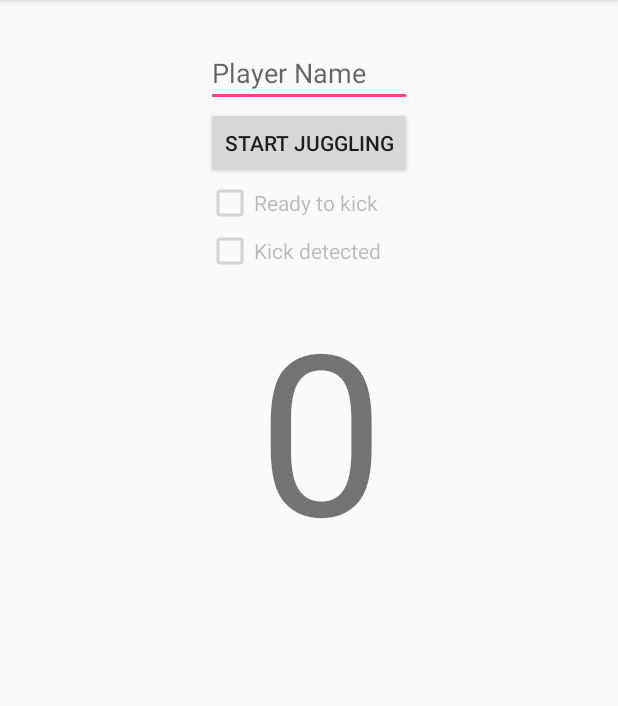
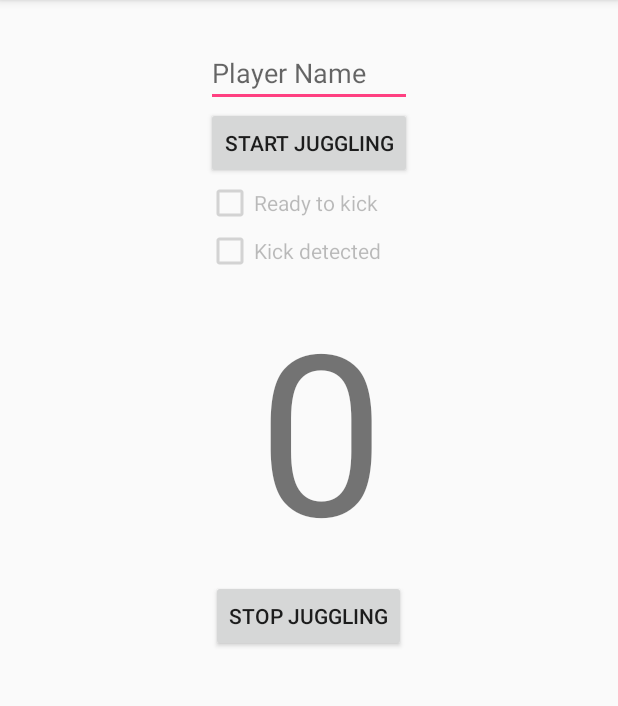
Before and after one commit to xMarkusSpringerx/smartball-adidas, an Android app: the JuggleActivity screen opened directly, with no data from a screen before it, on a phone screen of 412 x 824 dp, the part 84-790 px from its top. Run offline under Robolectric (Android 15) with nearby library versions, the phone set to English and light mode, and no system bars; libraries missing offline, so code that uses them is left out: com.adidas.sensors; 7 statements that could not run were skipped.

Commit message:
add stop juggling button

```diff
--- a/app/src/main/java/com/adidas/sb/hackathon/JuggleActivity.java
+++ b/app/src/main/java/com/adidas/sb/hackathon/JuggleActivity.java
@@ -169,6 +169,7 @@ public class JuggleActivity extends AppCompatActivity implements  KickListener {
         chbKickDetected.setEnabled(false);
         chbReadyToKick.setChecked(false);
         chbReadyToKick.setEnabled(false);
+        juggles = 0;
         txtJuggleCount.setText("0");
     }
 
@@ -179,6 +180,15 @@ public class JuggleActivity extends AppCompatActivity implements  KickListener {
 
     public void clickStartJuggling(View view) {
         startJuggle();
+    }
+
+    public void clickStopJuggling(View view) {
+        stopJuggle();
+    }
+
+    private void stopJuggle() {
+        //store player_name + juggles
+        //go back to leadership activity
     }
 
     //SmartBall operations
--- a/app/src/main/java/com/adidas/sb/hackathon/JuggleLeaderboardActivity.java
+++ b/app/src/main/java/com/adidas/sb/hackathon/JuggleLeaderboardActivity.java
@@ -46,7 +46,6 @@ import java.util.Map;
 public class JuggleLeaderboardActivity extends AppCompatActivity {
 
     private ListView theListView;
-    private ArrayList<LeaderboardEntry> allScores;
     private Button btnRecordJuggle;
     private Sensor sensor;
     private LinearLayoutManager lLayout;
@@ -78,7 +77,6 @@ public class JuggleLeaderboardActivity extends AppCompatActivity {
         RecyclerViewAdapter rcAdapter = new RecyclerViewAdapter(JuggleLeaderboardActivity.this, rowListItem);
         rView.setAdapter(rcAdapter);
 
-        allScores = new ArrayList<LeaderboardEntry>();
         theListView = (ListView) findViewById(R.id.leaderboard_listview);
         btnRecordJuggle = (Button) findViewById(R.id.btn_record_juggle);
 
--- a/app/src/main/res/layout/activity_juggle.xml
+++ b/app/src/main/res/layout/activity_juggle.xml
@@ -67,6 +67,16 @@
             android:gravity="center"
             android:textSize="150dp" />
 
+        <Button
+            android:layout_width="wrap_content"
+            android:layout_height="wrap_content"
+            android:text="@string/stop_juggling"
+            android:clickable="true"
+            android:layout_gravity="center"
+            android:id="@+id/btn_stop_juggling"
+            android:onClick="clickStopJuggling"
+            />
+
         <TextView
             android:layout_width="wrap_content"
             android:layout_height="wrap_content"
--- a/app/src/main/res/values/strings.xml
+++ b/app/src/main/res/values/strings.xml
@@ -29,6 +29,7 @@
     <string name="charging_stopped">Charging stopped</string>
     <string name="position_the_ball">Position the ball</string>
     <string name="start_juggling">Start Juggling</string>
+    <string name="stop_juggling">Stop Juggling</string>
     <string name="ready_to_kick">Ready to kick</string>
     <string name="kick_detected">Kick detected</string>
     <string name="download_data">Download data</string>
```
